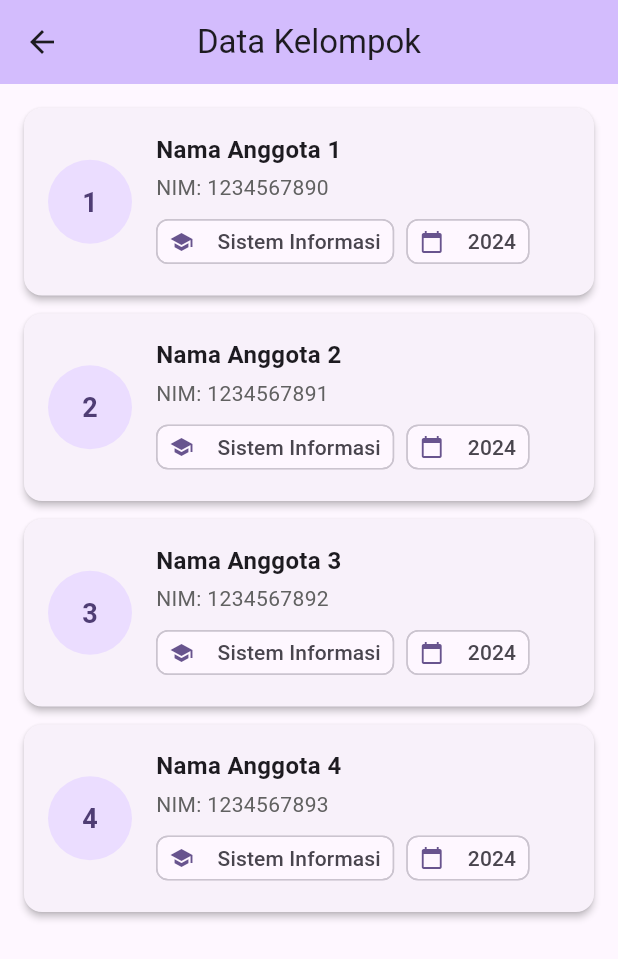
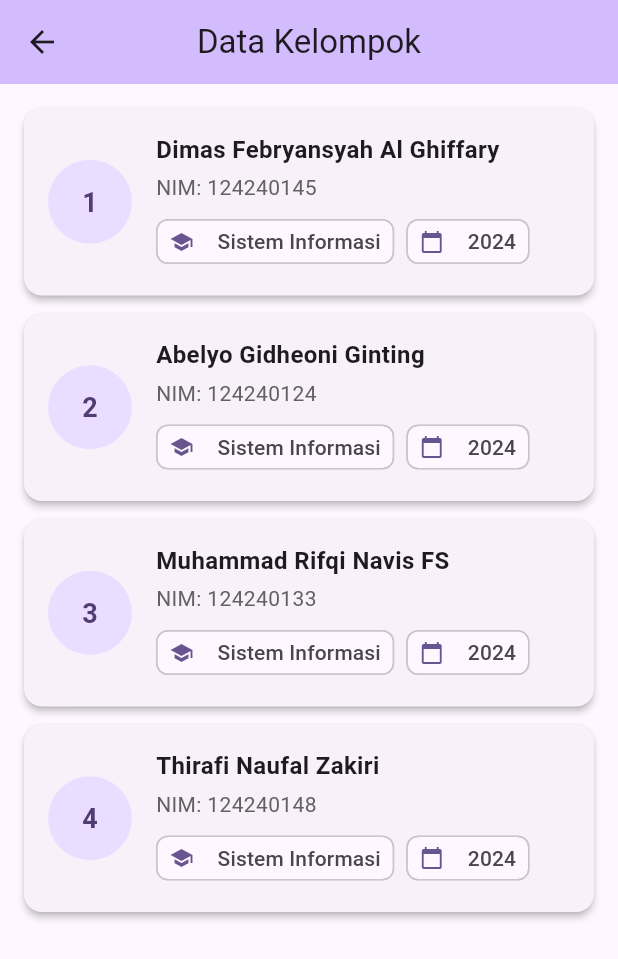
Before and after one commit to kakyoindonut321/aplikasi_kalkulator_tugas2, a Flutter app: the HomeScreen screen opened by its route, after a tap on "Data Kelompok", on a phone screen of 412 x 824 dp. Shown: the top 959 px of the screen. Run offline on Flutter 3.47's test engine with Material 3 defaults, Android fonts, the phone set to English and light mode, and no system bars.

Commit message:
edit data kelompok

```diff
--- a/lib/screens/group_data_screen.dart
+++ b/lib/screens/group_data_screen.dart
@@ -8,26 +8,26 @@ class GroupDataScreen extends StatelessWidget {
     // Data Anggota Kelompok
     final List<Map<String, String>> groupMembers = [
       {
-        'nama': 'Nama Anggota 1',
-        'nim': '1234567890',
+        'nama': 'Dimas Febryansyah Al Ghiffary',
+        'nim': '124240145',
         'angkatan': '2024',
         'prodi': 'Sistem Informasi',
       },
       {
-        'nama': 'Nama Anggota 2',
-        'nim': '1234567891',
+        'nama': 'Abelyo Gidheoni Ginting',
+        'nim': '124240124',
         'angkatan': '2024',
         'prodi': 'Sistem Informasi',
       },
       {
-        'nama': 'Nama Anggota 3',
-        'nim': '1234567892',
+        'nama': 'Muhammad Rifqi Navis FS',
+        'nim': '124240133',
         'angkatan': '2024',
         'prodi': 'Sistem Informasi',
       },
       {
-        'nama': 'Nama Anggota 4',
-        'nim': '1234567893',
+        'nama': 'Thirafi Naufal Zakiri',
+        'nim': '124240148',
         'angkatan': '2024',
         'prodi': 'Sistem Informasi',
       },
--- a/lib/screens/home_screen.dart
+++ b/lib/screens/home_screen.dart
@@ -9,7 +9,7 @@ class HomeScreen extends StatelessWidget {
     final List<Map<String, dynamic>> menuItems = [
       {
         'title': 'Data Kelompok',
-        'subtitle': 'Daftar nama & NIM anggota',
+        'subtitle': 'Daftar anggota kelompok kita',
         'icon': Icons.people_alt_rounded,
         'color': Colors.indigo,
         'route': '/group',
@@ -59,7 +59,7 @@ class HomeScreen extends StatelessWidget {
           crossAxisAlignment: CrossAxisAlignment.start,
           children: [
             const Text(
-              'Selamat Datang! 👋',
+              'Selamat Datang!!!',
               style: TextStyle(
                 fontSize: 22,
                 fontWeight: FontWeight.bold,
```
